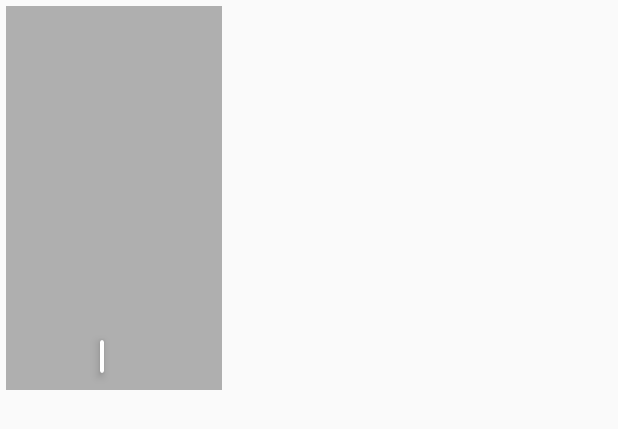
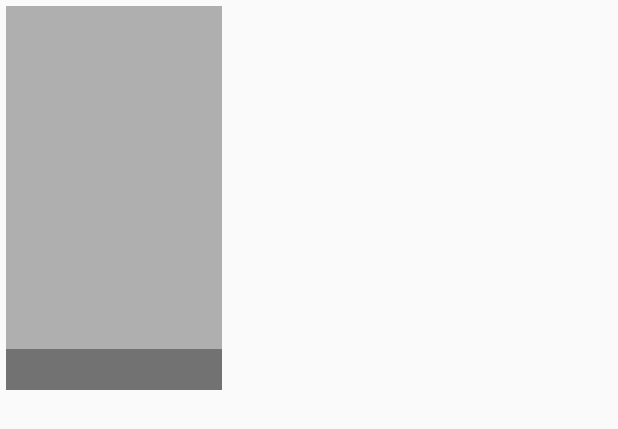
Before and after one commit to yashketkar/kamcord, an Android app: the layout fragment_shot.xml on its own in the app's theme, with its tools: preview values and no code run, on a phone screen of 412 x 824 dp. Shown: the top 429 px of the screen. Run offline under Robolectric (Android 15) with nearby library versions, the phone set to English and light mode, and no system bars.

Commit message:
Update colors

```diff
--- a/app/src/main/res/layout/activity_video.xml
+++ b/app/src/main/res/layout/activity_video.xml
@@ -33,7 +33,7 @@
             style="?android:progressBarStyle"
             android:layout_width="wrap_content"
             android:layout_height="wrap_content"
-            android:layout_gravity="center"/>
+            android:layout_gravity="center" />
 
         <android.support.v7.widget.CardView xmlns:card_view="http://schemas.android.com/apk/res-auto"
             android:id="@+id/card_view"
@@ -44,15 +44,15 @@
             android:layout_marginEnd="16dp"
             android:layout_marginRight="16dp"
             card_view:cardCornerRadius="4dp"
-            card_view:cardUseCompatPadding="true"
-            card_view:cardElevation="4dp">
+            card_view:cardElevation="4dp"
+            card_view:cardUseCompatPadding="true">
 
             <TextView
                 android:id="@+id/video_meta_text"
                 android:layout_width="wrap_content"
                 android:layout_height="wrap_content"
                 android:gravity="center"
-                android:padding="0dip"
+                android:padding="4dip"
                 android:textAppearance="@style/Base.TextAppearance.AppCompat.Large"
                 android:textColor="#000000" />
 
--- a/app/src/main/res/layout/fragment_shot.xml
+++ b/app/src/main/res/layout/fragment_shot.xml
@@ -16,26 +16,17 @@
             android:contentDescription="@string/thumb_description"
             android:src="@drawable/shot" />
 
-        <android.support.v7.widget.CardView xmlns:card_view="http://schemas.android.com/apk/res-auto"
-            android:id="@+id/card_view"
-            android:layout_width="wrap_content"
+        <TextView
+            android:id="@+id/meta_text"
+            android:layout_width="144dp"
             android:layout_height="wrap_content"
-            android:layout_gravity="center_horizontal|bottom"
-            android:layout_marginBottom="4dip"
-            android:layout_marginEnd="8dp"
-            android:layout_marginRight="8dp"
-            card_view:cardCornerRadius="4dp"
-            card_view:cardElevation="4dp"
-            card_view:cardUseCompatPadding="true">
-
-            <TextView
-                android:id="@+id/meta_text"
-                android:layout_width="wrap_content"
-                android:layout_height="wrap_content"
-                android:padding="1dip"
-                android:textColor="#000000" />
-
-        </android.support.v7.widget.CardView>
+            android:layout_gravity="center|bottom"
+            android:background="#AA555555"
+            android:gravity="center"
+            android:padding="4dp"
+            android:paddingEnd="24dp"
+            android:paddingRight="24dp"
+            android:textColor="#ffffffff" />
 
     </FrameLayout>
 
--- a/app/src/main/res/layout/fragment_shot_list.xml
+++ b/app/src/main/res/layout/fragment_shot_list.xml
@@ -3,6 +3,7 @@
     android:layout_width="match_parent"
     android:layout_height="match_parent"
     android:gravity="center"
+    android:background="#DBDBDB"
     android:padding="4dp">
 
     <ProgressBar
--- a/app/src/main/res/values/colors.xml
+++ b/app/src/main/res/values/colors.xml
@@ -1,6 +1,6 @@
 <?xml version="1.0" encoding="utf-8"?>
 <resources>
-    <color name="colorPrimary">#4FC396</color>
+    <color name="colorPrimary">#53c297</color>
     <color name="colorPrimaryDark">#AFAFAF</color>
-    <color name="colorAccent">#FF4081</color>
+    <color name="colorAccent">#4f575c</color>
 </resources>
```
